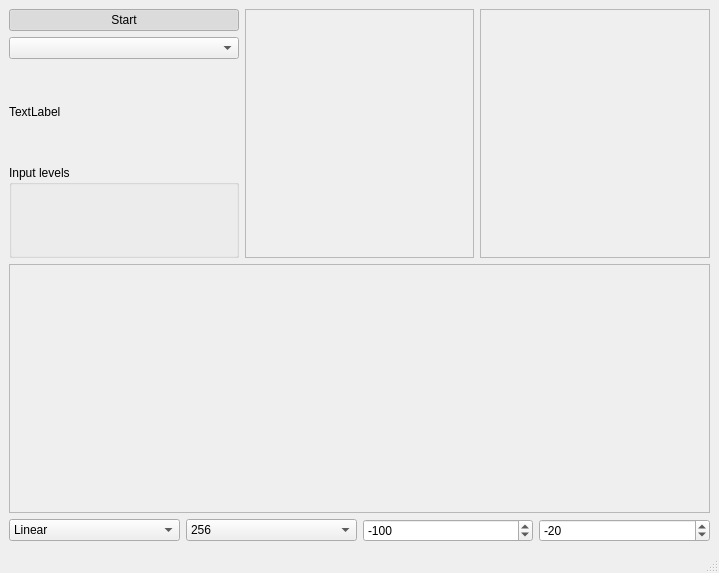
This is friture.ui in tlecomte/friture as Qt 5 draws it before an edit. The edited form follows.
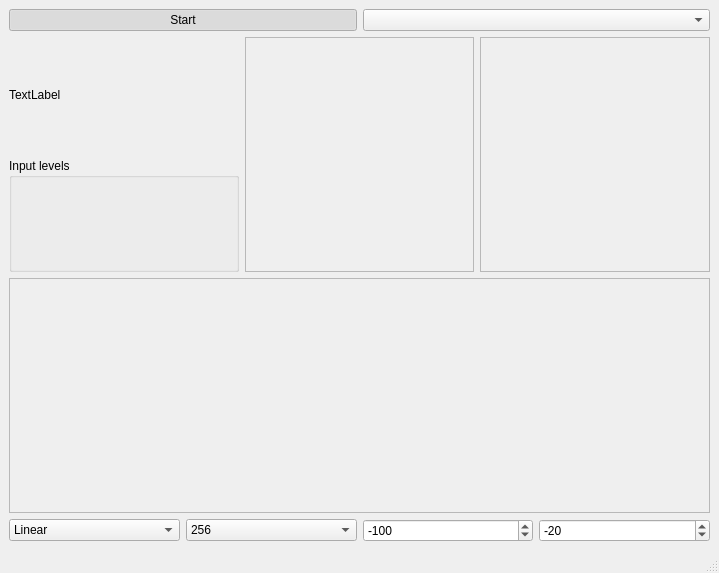
This is the edited form. Custom widgets are drawn as their Qt base class.

Commit message: Move buttons at the top of the layout for better alignment of the widgets.

```diff
--- a/friture.ui
+++ b/friture.ui
@@ -16,9 +16,7 @@
   <widget class="QWidget" name="centralwidget">
    <layout class="QVBoxLayout" name="verticalLayout_3">
     <item>
-     <layout class="QHBoxLayout" name="horizontalLayout">
-      <item>
-       <layout class="QVBoxLayout" name="verticalLayout">
+     <layout class="QHBoxLayout" name="horizontalLayout_2">
         <item>
          <widget class="QPushButton" name="pushButton_startstop">
           <property name="text">
@@ -38,6 +36,12 @@
         <item>
          <widget class="QComboBox" name="comboBox_inputDevice"/>
         </item>
+     </layout>
+    </item>
+    <item>
+     <layout class="QHBoxLayout" name="horizontalLayout">
+      <item>
+       <layout class="QVBoxLayout" name="verticalLayout">
         <item>
          <widget class="QLabel" name="LabelLevel">
           <property name="text">
```
Left out of the diff: 4 changed lines with no effect on the pictures. Lines whose indentation alone changed are shown as unchanged. The commit also changes 1 other file.
